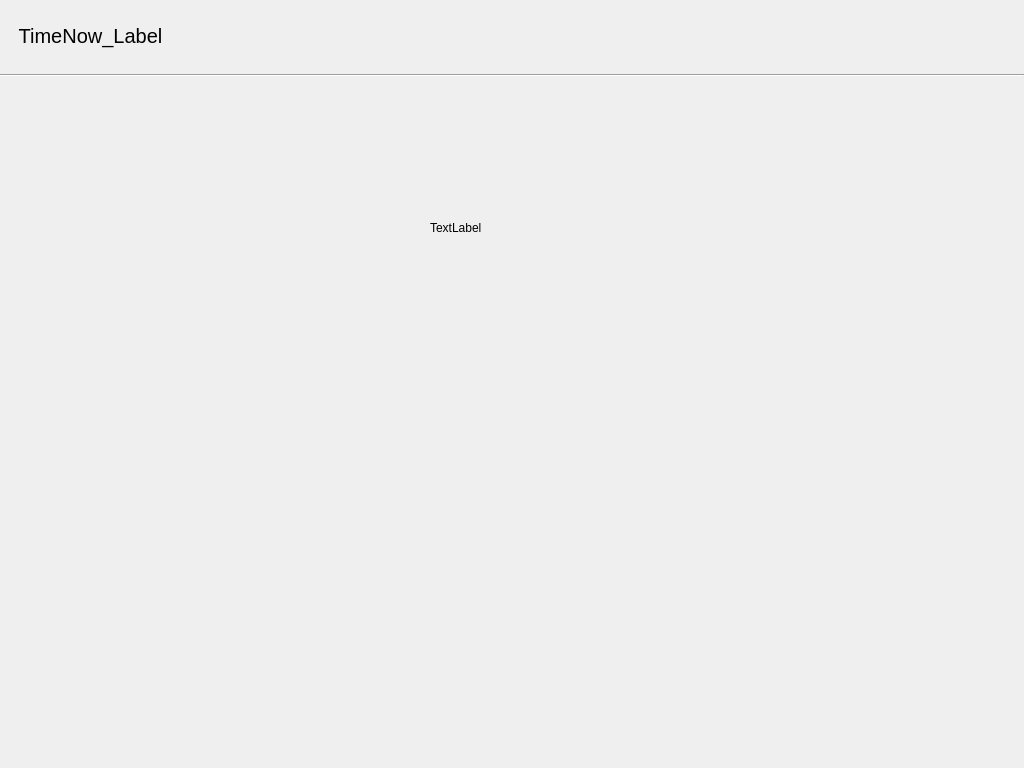
This is Interface_Workfile.ui in willBear/Wills-Stock-Picker as Qt 5 draws it before an edit. The edited form follows.
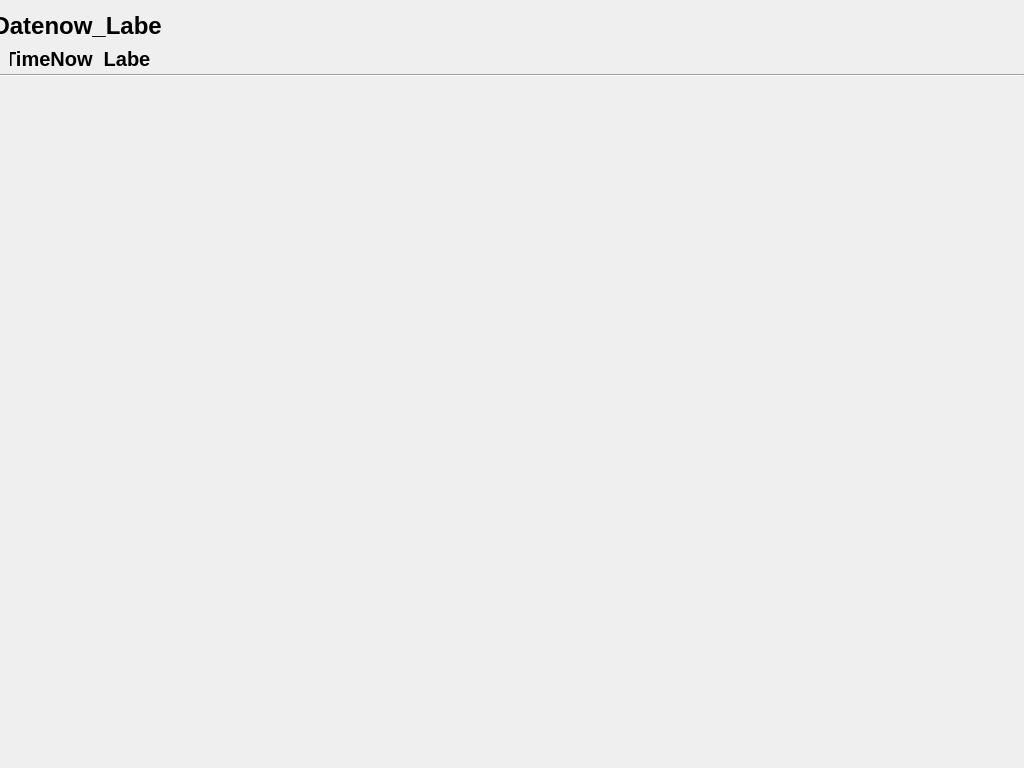
This is the edited form.

Diff of the .ui file:
```diff
--- a/Interface_Workfile.ui
+++ b/Interface_Workfile.ui
@@ -51,15 +51,17 @@
    <widget class="QLabel" name="TimeNow_Label">
     <property name="geometry">
      <rect>
-      <x>0</x>
-      <y>0</y>
-      <width>181</width>
-      <height>71</height>
+      <x>10</x>
+      <y>50</y>
+      <width>140</width>
+      <height>18</height>
      </rect>
     </property>
     <property name="font">
      <font>
       <pointsize>15</pointsize>
+      <weight>75</weight>
+      <bold>true</bold>
      </font>
     </property>
     <property name="mouseTracking">
@@ -81,14 +83,33 @@
    <widget class="QLabel" name="Test_Label">
     <property name="geometry">
      <rect>
-      <x>430</x>
-      <y>220</y>
-      <width>60</width>
-      <height>16</height>
+      <x>0</x>
+      <y>10</y>
+      <width>161</width>
+      <height>31</height>
      </rect>
     </property>
+    <property name="font">
+     <font>
+      <pointsize>18</pointsize>
+      <weight>75</weight>
+      <bold>true</bold>
+     </font>
+    </property>
+    <property name="mouseTracking">
+     <bool>false</bool>
+    </property>
+    <property name="frameShape">
+     <enum>QFrame::NoFrame</enum>
+    </property>
     <property name="text">
-     <string>TextLabel</string>
+     <string>Datenow_Label</string>
+    </property>
+    <property name="alignment">
+     <set>Qt::AlignCenter</set>
+    </property>
+    <property name="wordWrap">
+     <bool>true</bool>
     </property>
    </widget>
   </widget>
```
Left out of the diff: 2 changed lines with no effect on the pictures.
